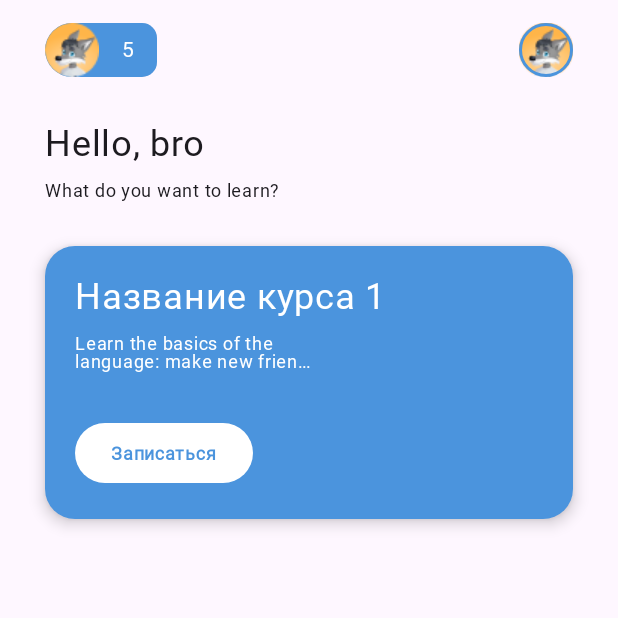
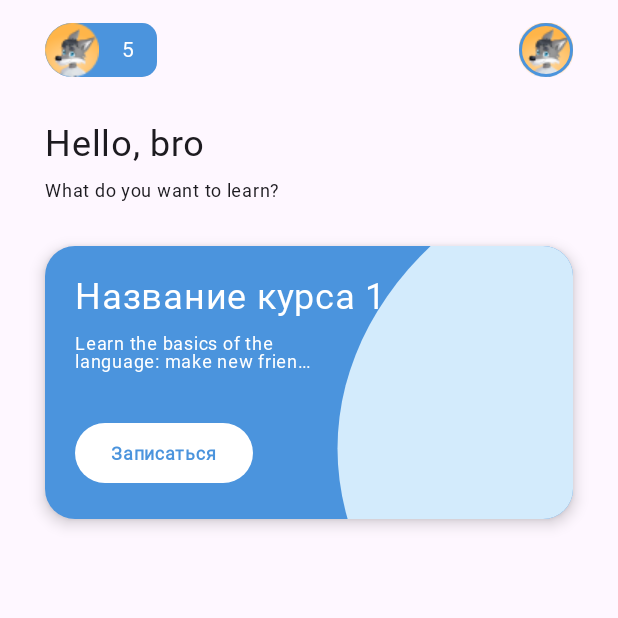
Before and after one commit to MAXBAF1/Business-Volchonok-Mobile, an Android app built with Jetpack Compose: the screen it shows after launch (MainActivity), on a phone screen of 412 x 824 dp, the top half of it. Run offline under Robolectric (Android 15) with nearby library versions, the phone set to English and light mode, and no system bars; Roboto replaces fonts that are not available here.

Commit message:
CourseCard design

```diff
--- a/app/src/main/java/com/example/volchonok/screens/vidgets/CourseCard.kt
+++ b/app/src/main/java/com/example/volchonok/screens/vidgets/CourseCard.kt
@@ -1,6 +1,8 @@
 package com.example.volchonok.screens.vidgets
 
+import androidx.compose.foundation.Canvas
 import androidx.compose.foundation.Image
+import androidx.compose.foundation.background
 import androidx.compose.foundation.layout.Box
 import androidx.compose.foundation.layout.Column
 import androidx.compose.foundation.layout.fillMaxSize
@@ -19,6 +21,10 @@ import androidx.compose.material3.Text
 import androidx.compose.runtime.Composable
 import androidx.compose.ui.Alignment
 import androidx.compose.ui.Modifier
+import androidx.compose.ui.draw.rotate
+import androidx.compose.ui.geometry.Offset
+import androidx.compose.ui.geometry.Size
+import androidx.compose.ui.graphics.graphicsLayer
 import androidx.compose.ui.layout.ContentScale
 import androidx.compose.ui.res.painterResource
 import androidx.compose.ui.res.stringResource
@@ -36,7 +42,9 @@ class CourseCard(
         ElevatedCard(
             shape = RoundedCornerShape(20.dp),
             elevation = CardDefaults.cardElevation(defaultElevation = 6.dp),
-            modifier = Modifier.padding(top = 10.dp).fillMaxWidth(),
+            modifier = Modifier
+                .padding(top = 10.dp)
+                .fillMaxWidth(),
             colors = CardDefaults.cardColors(containerColor = MaterialTheme.colorScheme.primary)
         ) {
             Box {
@@ -46,6 +54,22 @@ class CourseCard(
                     alignment = Alignment.CenterEnd,
                     contentScale = ContentScale.FillHeight
                 )*/
+                val color = MaterialTheme.colorScheme.onPrimaryContainer
+                Canvas(modifier = Modifier
+                    .fillMaxWidth()
+                    .rotate(0f)) {
+                    val canvasWidth = size.width
+                    val canvasHeight = size.height
+                    drawOval(
+                        color = color,
+                        topLeft = Offset(
+                            x = 195.dp.toPx(),
+                            y = -80.dp.toPx()
+                        ),
+                        size = Size(width = 560.dp.toPx(), height = 430.dp.toPx()),
+                    )
+                }
+
                 Column(modifier = Modifier.padding(20.dp)) {
                     AddNameAndDescription()
                     AddSignUpBtn()
@@ -63,7 +87,9 @@ class CourseCard(
         )
         Text(
             text = courseData.description,
-            modifier = Modifier.padding(top = 10.dp).widthIn(max = 160.dp),
+            modifier = Modifier
+                .padding(top = 10.dp)
+                .widthIn(max = 160.dp),
             style = MaterialTheme.typography.labelSmall,
             color = MaterialTheme.colorScheme.onPrimary,
             overflow = TextOverflow.Ellipsis,
--- a/app/src/main/java/com/example/volchonok/ui/theme/Color.kt
+++ b/app/src/main/java/com/example/volchonok/ui/theme/Color.kt
@@ -4,6 +4,7 @@ import androidx.compose.ui.graphics.Color
 
 val BlueMain = Color(0xFF4B94DD)
 val GrayMain = Color(0xFF898989)
+val LightBlue = Color(0xFFd3ebfc)
 
 val Purple80 = Color(0xFFD0BCFF)
 val PurpleGrey80 = Color(0xFFCCC2DC)
--- a/app/src/main/java/com/example/volchonok/ui/theme/Theme.kt
+++ b/app/src/main/java/com/example/volchonok/ui/theme/Theme.kt
@@ -26,7 +26,8 @@ private val LightColorScheme = lightColorScheme(
     primary = BlueMain,
     secondary = GrayMain,
     tertiary = Pink40,
-    onPrimary = Color.White
+    onPrimary = Color.White,
+    onPrimaryContainer = LightBlue,
 
     /* Other default colors to override
     background = Color(0xFFFFFBFE),
```
